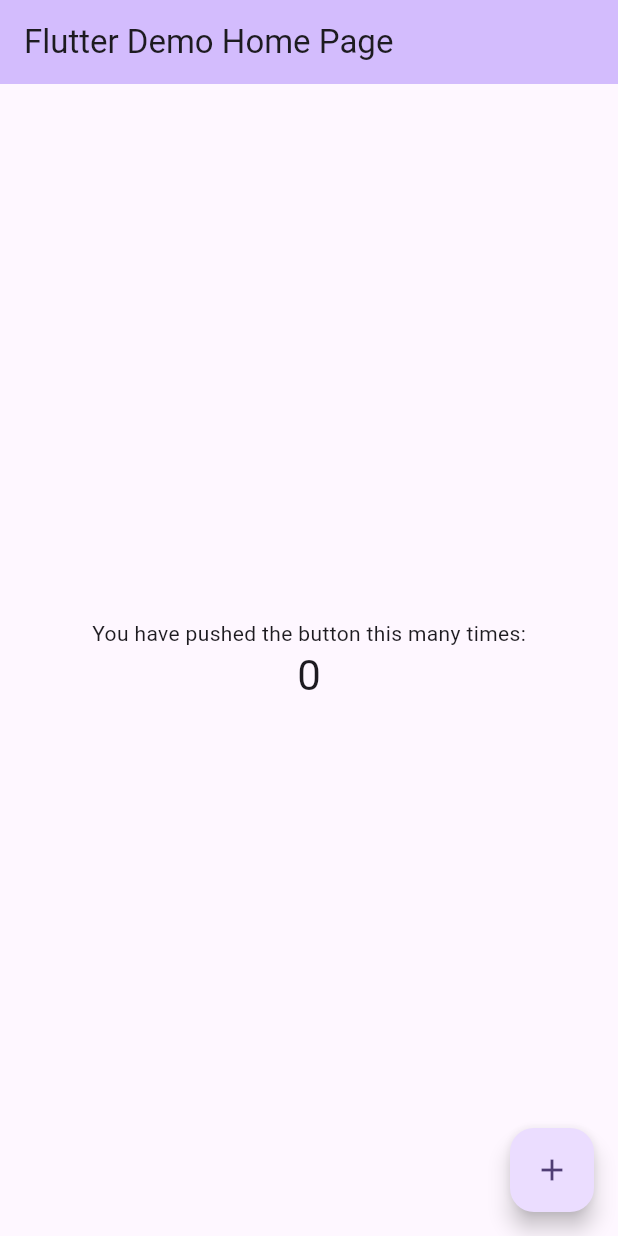
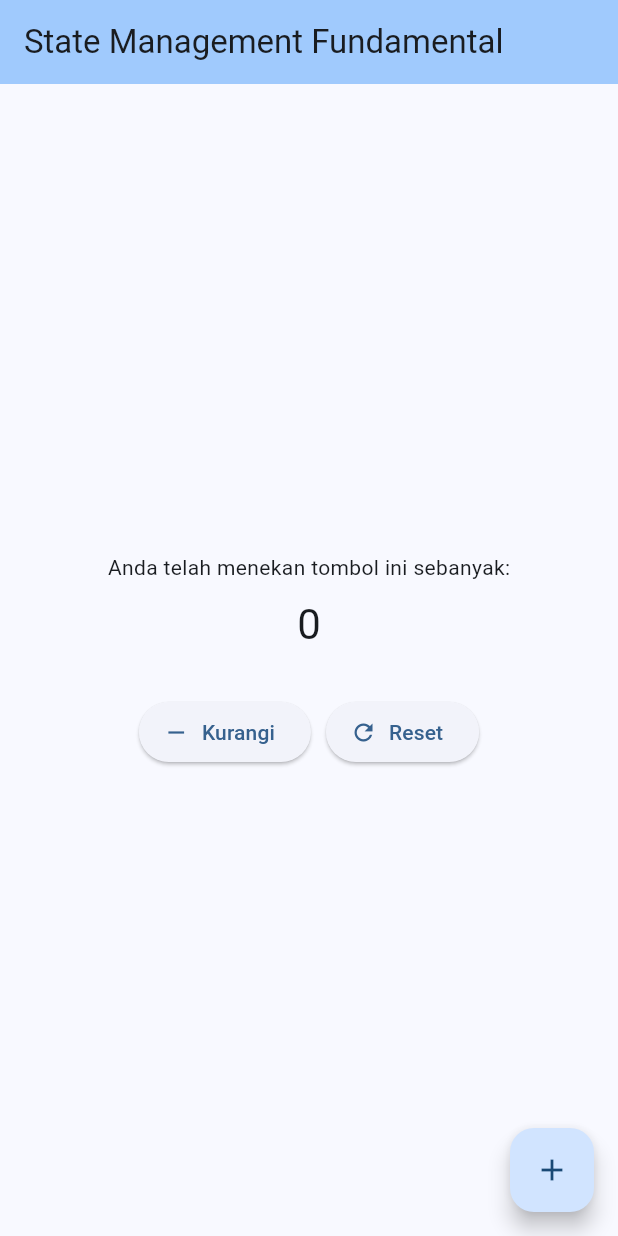
Before and after one commit to MuhammadFarrelFaiz/state-management-fundamental, a Flutter app: the screen it shows after launch, on a phone screen of 412 x 824 dp. Run offline on Flutter 3.47's test engine with Material 3 defaults, Android fonts, the phone set to English and light mode, and no system bars; our stand-ins replace flutter_riverpod.

Commit message:
feat: implement riverpod

```diff
--- a/lib/main.dart
+++ b/lib/main.dart
@@ -1,122 +1,28 @@
 import 'package:flutter/material.dart';
+import 'package:flutter_riverpod/flutter_riverpod.dart';
+import 'providers/home_screen_title_provider.dart';
+import 'screens/home_screen.dart';
 
 void main() {
-  runApp(const MyApp());
+  runApp(const ProviderScope(child: MyApp()));
 }
 
-class MyApp extends StatelessWidget {
+class MyApp extends ConsumerWidget {
   const MyApp({super.key});
 
-  // This widget is the root of your application.
   @override
-  Widget build(BuildContext context) {
+  Widget build(BuildContext context, WidgetRef ref) {
+    final appTitle = ref.watch(appTitleProvider);
+    final homeScreenTitle = ref.watch(homeScreenTitleProvider);
+
     return MaterialApp(
-      title: 'Flutter Demo',
+      title: appTitle,
+      debugShowCheckedModeBanner: false,
       theme: ThemeData(
-        // This is the theme of your application.
-        //
-        // TRY THIS: Try running your application with "flutter run". You'll see
-        // the application has a purple toolbar. Then, without quitting the app,
-        // try changing the seedColor in the colorScheme below to Colors.green
-        // and then invoke "hot reload" (save your changes or press the "hot
-        // reload" button in a Flutter-supported IDE, or press "r" if you used
-        // the command line to start the app).
-        //
-        // Notice that the counter didn't reset back to zero; the application
-        // state is not lost during the reload. To reset the state, use hot
-        // restart instead.
-        //
-        // This works for code too, not just values: Most code changes can be
-        // tested with just a hot reload.
-        colorScheme: ColorScheme.fromSeed(seedColor: Colors.deepPurple),
+        colorScheme: ColorScheme.fromSeed(seedColor: Colors.blue),
+        useMaterial3: true,
       ),
-      home: const MyHomePage(title: 'Flutter Demo Home Page'),
+      home: HomeScreen(title: homeScreenTitle),
     );
   }
 }
-
-class MyHomePage extends StatefulWidget {
-  const MyHomePage({super.key, required this.title});
-
-  // This widget is the home page of your application. It is stateful, meaning
-  // that it has a State object (defined below) that contains fields that affect
-  // how it looks.
-
-  // This class is the configuration for the state. It holds the values (in this
-  // case the title) provided by the parent (in this case the App widget) and
-  // used by the build method of the State. Fields in a Widget subclass are
-  // always marked "final".
-
-  final String title;
-
-  @override
-  State<MyHomePage> createState() => _MyHomePageState();
-}
-
-class _MyHomePageState extends State<MyHomePage> {
-  int _counter = 0;
-
-  void _incrementCounter() {
-    setState(() {
-      // This call to setState tells the Flutter framework that something has
-      // changed in this State, which causes it to rerun the build method below
-      // so that the display can reflect the updated values. If we changed
-      // _counter without calling setState(), then the build method would not be
-      // called again, and so nothing would appear to happen.
-      _counter++;
-    });
-  }
-
-  @override
-  Widget build(BuildContext context) {
-    // This method is rerun every time setState is called, for instance as done
-    // by the _incrementCounter method above.
-    //
-    // The Flutter framework has been optimized to make rerunning build methods
-    // fast, so that you can just rebuild anything that needs updating rather
-    // than having to individually change instances of widgets.
-    return Scaffold(
-      appBar: AppBar(
-        // TRY THIS: Try changing the color here to a specific color (to
-        // Colors.amber, perhaps?) and trigger a hot reload to see the AppBar
-        // change color while the other colors stay the same.
-        backgroundColor: Theme.of(context).colorScheme.inversePrimary,
-        // Here we take the value from the MyHomePage object that was created by
-        // the App.build method, and use it to set our appbar title.
-        title: Text(widget.title),
-      ),
-      body: Center(
-        // Center is a layout widget. It takes a single child and positions it
-        // in the middle of the parent.
-        child: Column(
-          // Column is also a layout widget. It takes a list of children and
-          // arranges them vertically. By default, it sizes itself to fit its
-          // children horizontally, and tries to be as tall as its parent.
-          //
-          // Column has various properties to control how it sizes itself and
-          // how it positions its children. Here we use mainAxisAlignment to
-          // center the children vertically; the main axis here is the vertical
-          // axis because Columns are vertical (the cross axis would be
-          // horizontal).
-          //
-          // TRY THIS: Invoke "debug painting" (choose the "Toggle Debug Paint"
-          // action in the IDE, or press "p" in the console), to see the
-          // wireframe for each widget.
-          mainAxisAlignment: MainAxisAlignment.center,
-          children: <Widget>[
-            const Text('You have pushed the button this many times:'),
-            Text(
-              '$_counter',
-              style: Theme.of(context).textTheme.headlineMedium,
-            ),
-          ],
-        ),
-      ),
-      floatingActionButton: FloatingActionButton(
-        onPressed: _incrementCounter,
-        tooltip: 'Increment',
-        child: const Icon(Icons.add),
-      ), // This trailing comma makes auto-formatting nicer for build methods.
-    );
-  }
-}
--- /dev/null
+++ b/lib/providers/counter_provider.dart
@@ -0,0 +1,24 @@
+import 'package:flutter_riverpod/flutter_riverpod.dart';
+
+class CounterNotifier extends Notifier<int> {
+  @override
+  int build() {
+    return 0;
+  }
+
+  void increment() {
+    state++;
+  }
+
+  void decrement() {
+    state--;
+  }
+
+  void reset() {
+    state = 0;
+  }
+}
+
+final counterProvider = NotifierProvider<CounterNotifier, int>(() {
+  return CounterNotifier();
+});
--- /dev/null
+++ b/lib/providers/home_screen_title_provider.dart
@@ -0,0 +1,9 @@
+import 'package:flutter_riverpod/flutter_riverpod.dart';
+
+final appTitleProvider = Provider<String>((ref) {
+  return 'State Management Fundamental menggunakan Riverpod';
+});
+
+final homeScreenTitleProvider = Provider<String>((ref) {
+  return 'State Management Fundamental';
+});
--- /dev/null
+++ b/lib/screens/home_screen.dart
@@ -0,0 +1,59 @@
+import 'package:flutter/material.dart';
+import 'package:flutter_riverpod/flutter_riverpod.dart';
+import '../providers/counter_provider.dart';
+
+class HomeScreen extends ConsumerWidget {
+  const HomeScreen({super.key, required this.title});
+
+  final String title;
+
+  @override
+  Widget build(BuildContext context, WidgetRef ref) {
+    final counter = ref.watch(counterProvider);
+
+    return Scaffold(
+      appBar: AppBar(
+        backgroundColor: Theme.of(context).colorScheme.inversePrimary,
+        title: Text(title),
+      ),
+      body: Center(
+        child: Column(
+          mainAxisAlignment: MainAxisAlignment.center,
+          children: <Widget>[
+            const Text('Anda telah menekan tombol ini sebanyak:'),
+            const SizedBox(height: 10),
+            Text('$counter', style: Theme.of(context).textTheme.headlineMedium),
+            const SizedBox(height: 30),
+            Row(
+              mainAxisAlignment: MainAxisAlignment.center,
+              children: [
+                ElevatedButton.icon(
+                  onPressed: () {
+                    ref.read(counterProvider.notifier).decrement();
+                  },
+                  icon: const Icon(Icons.remove),
+                  label: const Text('Kurangi'),
+                ),
+                const SizedBox(width: 10),
+                ElevatedButton.icon(
+                  onPressed: () {
+                    ref.read(counterProvider.notifier).reset();
+                  },
+                  icon: const Icon(Icons.refresh),
+                  label: const Text('Reset'),
+                ),
+              ],
+            ),
+          ],
+        ),
+      ),
+      floatingActionButton: FloatingActionButton(
+        onPressed: () {
+          ref.read(counterProvider.notifier).increment();
+        },
+        tooltip: 'Tambah',
+        child: const Icon(Icons.add),
+      ),
+    );
+  }
+}
--- a/pubspec.yaml
+++ b/pubspec.yaml
@@ -34,6 +34,7 @@ dependencies:
   # The following adds the Cupertino Icons font to your application.
   # Use with the CupertinoIcons class for iOS style icons.
   cupertino_icons: ^1.0.8
+  flutter_riverpod: ^3.0.3
 
 dev_dependencies:
   flutter_test:
@@ -45,6 +46,8 @@ dev_dependencies:
   # package. See that file for information about deactivating specific lint
   # rules and activating additional ones.
   flutter_lints: ^5.0.0
+  custom_lint: ^0.8.0
+  riverpod_lint: ^3.0.3
 
 # For information on the generic Dart part of this file, see the
 # following page: https://dart.dev/tools/pub/pubspec
```
Also changed, not shown: pubspec.lock.
